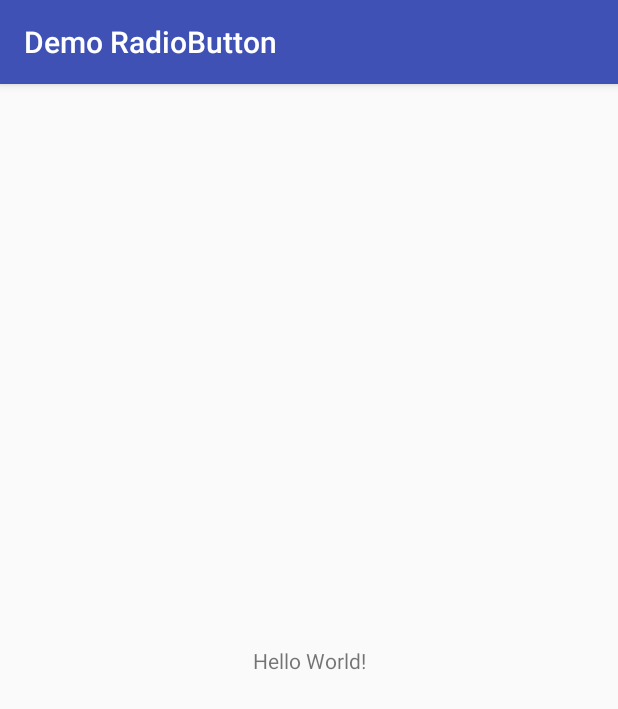
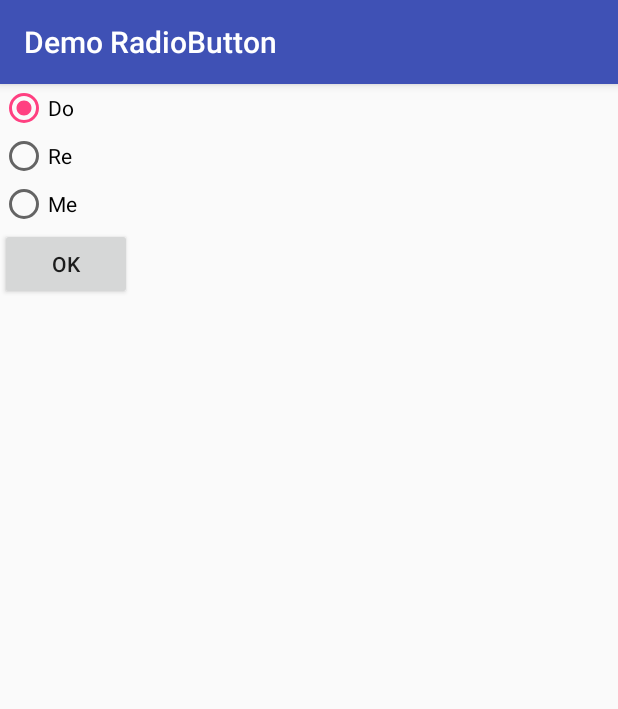
Before and after one commit to AnjanaGeorgeRP/DemoRadioButton, an Android app: the screen it shows after launch (MainActivity), on a phone screen of 412 x 824 dp. Shown: the top 709 px of the screen. Run offline under Robolectric (Android 15) with nearby library versions, the phone set to English and light mode, and no system bars.

Commit message:
Show a Toast of the radio button you had selected

```diff
--- a/app/src/main/java/com/myapplicationdev/android/demoradiobutton/MainActivity.java
+++ b/app/src/main/java/com/myapplicationdev/android/demoradiobutton/MainActivity.java
@@ -2,12 +2,35 @@ package com.myapplicationdev.android.demoradiobutton;
 
 import android.support.v7.app.AppCompatActivity;
 import android.os.Bundle;
+import android.view.View;
+import android.widget.Button;
+import android.widget.RadioButton;
+import android.widget.RadioGroup;
+import android.widget.Toast;
 
 public class MainActivity extends AppCompatActivity {
 
+    Button btnOk;
     @Override
     protected void onCreate(Bundle savedInstanceState) {
         super.onCreate(savedInstanceState);
         setContentView(R.layout.activity_main);
+        btnOk = (Button) findViewById(R.id.button2);
+
+        btnOk.setOnClickListener(new View.OnClickListener() {
+            @Override
+            public void onClick(View v) {
+                // Get the RadioGroup object
+                RadioGroup rg = (RadioGroup) findViewById(R.id.radioGroup1);
+                // Get the Id of the selected radio button in the RadioGroup
+                int selectedButtonId = rg.getCheckedRadioButtonId();
+                // Get the radio button object from the Id we had gotten above
+                RadioButton rb = (RadioButton) findViewById(selectedButtonId);
+                //Show a Toast that display the text on the selected radio button
+                Toast.makeText(getBaseContext(), rb.getText(), Toast.LENGTH_LONG).show();
+
+            }
+        });
+
     }
 }
--- a/app/src/main/res/layout/activity_main.xml
+++ b/app/src/main/res/layout/activity_main.xml
@@ -1,18 +1,40 @@
 <?xml version="1.0" encoding="utf-8"?>
-<android.support.constraint.ConstraintLayout xmlns:android="http://schemas.android.com/apk/res/android"
-    xmlns:app="http://schemas.android.com/apk/res-auto"
-    xmlns:tools="http://schemas.android.com/tools"
+<LinearLayout xmlns:android="http://schemas.android.com/apk/res/android"
     android:layout_width="match_parent"
     android:layout_height="match_parent"
-    tools:context=".MainActivity">
+    android:orientation="vertical">
 
-    <TextView
+    <RadioGroup
+        android:id="@+id/radioGroup1"
         android:layout_width="wrap_content"
         android:layout_height="wrap_content"
-        android:text="Hello World!"
-        app:layout_constraintBottom_toBottomOf="parent"
-        app:layout_constraintLeft_toLeftOf="parent"
-        app:layout_constraintRight_toRightOf="parent"
-        app:layout_constraintTop_toTopOf="parent" />
+        android:orientation="vertical">
 
-</android.support.constraint.ConstraintLayout>
+        <RadioButton
+            android:id="@+id/radio0"
+            android:layout_width="wrap_content"
+            android:layout_height="wrap_content"
+            android:checked="true"
+            android:text="@string/doo" />
+
+        <RadioButton
+            android:id="@+id/radio1"
+            android:layout_width="wrap_content"
+            android:layout_height="wrap_content"
+            android:text="@string/re" />
+
+        <RadioButton
+            android:id="@+id/radio2"
+            android:layout_width="wrap_content"
+            android:layout_height="wrap_content"
+            android:text="@string/me" />
+
+    </RadioGroup>
+
+    <Button
+        android:id="@+id/button2"
+        android:layout_width="wrap_content"
+        android:layout_height="wrap_content"
+        android:text="@string/ok" />
+
+</LinearLayout>
--- a/app/src/main/res/values/strings.xml
+++ b/app/src/main/res/values/strings.xml
@@ -1,3 +1,7 @@
 <resources>
     <string name="app_name">Demo RadioButton</string>
+    <string name="ok">OK</string>
+    <string name="doo">Do</string>
+    <string name="re">Re</string>
+    <string name="me">Me</string>
 </resources>
```
